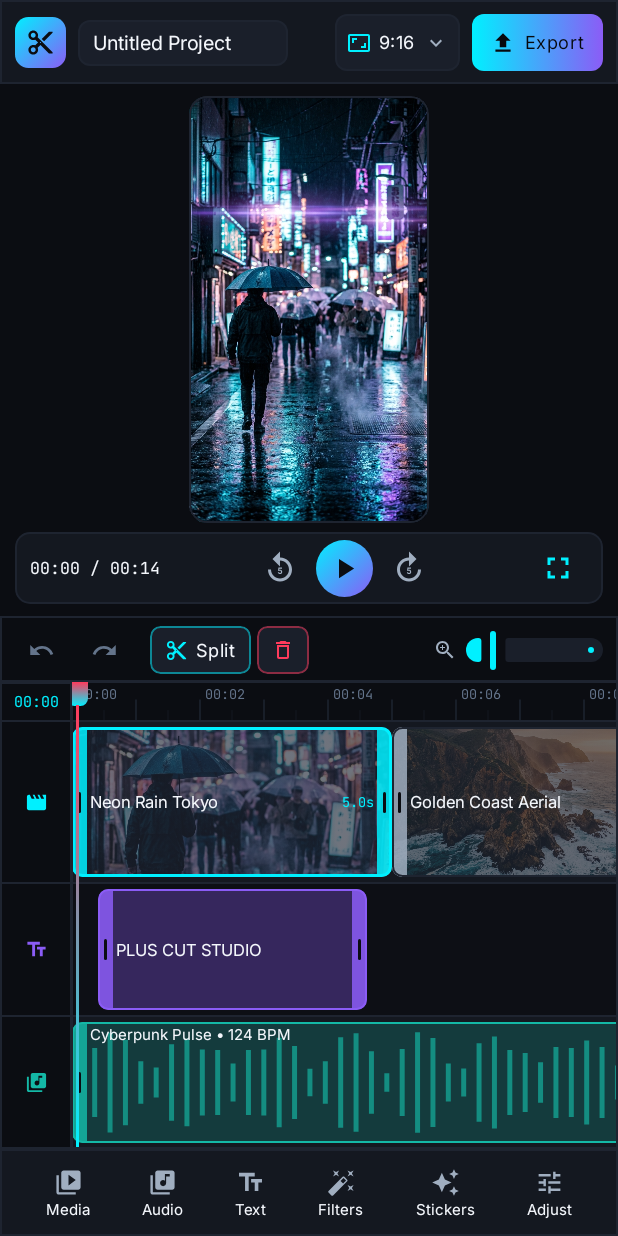
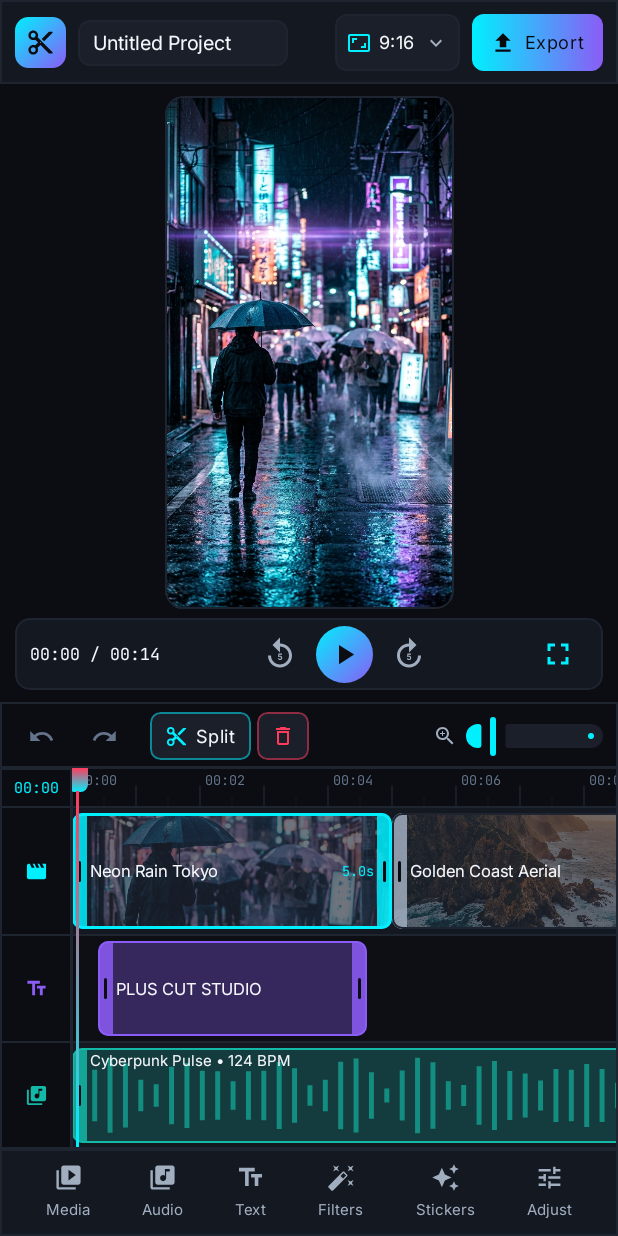
Before and after one commit to GurcharanSingh78/Plus-Cut, an Android app built with Jetpack Compose: the screen it shows after launch (MainActivity), on a phone screen of 412 x 824 dp. Run offline under Robolectric (Android 15) with nearby library versions, the phone set to English and light mode, and no system bars.

Commit message:
Update PlusCutStudioScreen.kt

```diff
--- a/app/src/main/java/com/example/ui/components/PlusCutStudioScreen.kt
+++ b/app/src/main/java/com/example/ui/components/PlusCutStudioScreen.kt
@@ -132,7 +132,6 @@ fun PlusCutStudioScreen(viewModel: StudioViewModel) {
         )
 
         if (isWideStudio) {
-          // 3-Panel Desktop/Landscape Studio Layout + Bottom Multi-Track Timeline
           Row(modifier = Modifier.weight(1f).fillMaxWidth()) {
             LeftToolsPanel(
               activeTab = uiState.activeTab,
@@ -213,7 +212,7 @@ fun PlusCutStudioScreen(viewModel: StudioViewModel) {
             modifier = Modifier.height(215.dp).fillMaxWidth(),
           )
         } else {
-          // Adaptive Portrait Phone Studio Layout
+          // Larger CapCut-Style Portrait Video Preview
           PreviewCanvasPanel(
             aspectRatio = uiState.aspectRatio,
             activeClip = uiState.activeVideoClip,
@@ -233,14 +232,14 @@ fun PlusCutStudioScreen(viewModel: StudioViewModel) {
               compactTray = CompactTray.INSPECTOR
             },
             onDragOverlay = viewModel::dragOverlayPosition,
-            modifier = Modifier.weight(if (compactTray == CompactTray.NONE) 0.50f else 0.36f).fillMaxWidth(),
+            modifier = Modifier.weight(if (compactTray == CompactTray.NONE) 0.58f else 0.45f).fillMaxWidth(),
           )
 
           if (compactTray != CompactTray.NONE) {
             Column(
               modifier =
                 Modifier.fillMaxWidth()
-                  .height(210.dp)
+                  .height(190.dp)
                   .background(StudioPanel)
                   .border(1.dp, StudioBorder)
             ) {
@@ -256,7 +255,7 @@ fun PlusCutStudioScreen(viewModel: StudioViewModel) {
                 Text(
                   text =
                     if (compactTray == CompactTray.TOOLS) uiState.activeTab.label
-                    else "Inspector",
+                    else "Edit & Style",
                   style = MaterialTheme.typography.labelMedium,
                   color = NeonCyan,
                 )
@@ -286,7 +285,10 @@ fun PlusCutStudioScreen(viewModel: StudioViewModel) {
                   onAddMediaToTimeline = viewModel::addMediaToTimeline,
                   onPreviewAudio = viewModel::togglePreviewAudioPreset,
                   onAddAudioToTimeline = viewModel::addAudioToTimeline,
-                  onAddTextTemplate = viewModel::addTextTemplate,
+                  onAddTextTemplate = { style ->
+                    viewModel.addTextTemplate(style)
+                    compactTray = CompactTray.INSPECTOR
+                  },
                   onSelectFilter = viewModel::applyFilterPreset,
                   onAddSticker = viewModel::addSticker,
                   modifier = Modifier.fillMaxSize(),
@@ -331,7 +333,7 @@ fun PlusCutStudioScreen(viewModel: StudioViewModel) {
             onTrimOverlay = viewModel::trimOverlay,
             onShiftAudio = viewModel::shiftAudio,
             onTrimAudio = viewModel::trimAudio,
-            modifier = Modifier.weight(if (compactTray == CompactTray.NONE) 0.50f else 0.34f).fillMaxWidth(),
+            modifier = Modifier.weight(if (compactTray == CompactTray.NONE) 0.42f else 0.30f).fillMaxWidth(),
           )
 
           // Compact Bottom Studio Dock
@@ -355,7 +357,6 @@ fun PlusCutStudioScreen(viewModel: StudioViewModel) {
         }
       }
 
-      // Status Feedback Pill
       AnimatedVisibility(
         visible = uiState.statusMessage != null,
         enter = fadeIn(),
@@ -377,7 +378,6 @@ fun PlusCutStudioScreen(viewModel: StudioViewModel) {
         }
       }
 
-      // Fullscreen Preview Overlay
       if (uiState.isFullscreen) {
         BackHandler { viewModel.toggleFullscreen() }
         Box(
@@ -508,7 +508,7 @@ private fun DockButton(
         .clip(RoundedCornerShape(8.dp))
         .background(if (selected) StudioSurfaceElevated else Color.Transparent)
         .clickable(onClick = onClick)
-        .padding(horizontal = 8.dp)
+        .padding(horizontal = 8.dp, vertical = 4.dp)
         .testTag(testTag),
     horizontalAlignment = Alignment.CenterHorizontally,
     verticalArrangement = Arrangement.Center,
@@ -522,9 +522,8 @@ private fun DockButton(
     Spacer(modifier = Modifier.height(2.dp))
     Text(
       text = label,
-      style = MaterialTheme.typography.bodySmall.copy(fontSize = 10.sp),
-      color = if (selected) accent else TextPrimary,
-      maxLines = 1,
+      fontSize = 10.sp,
+      color = if (selected) TextPrimary else TextSecondary,
     )
   }
 }
```
